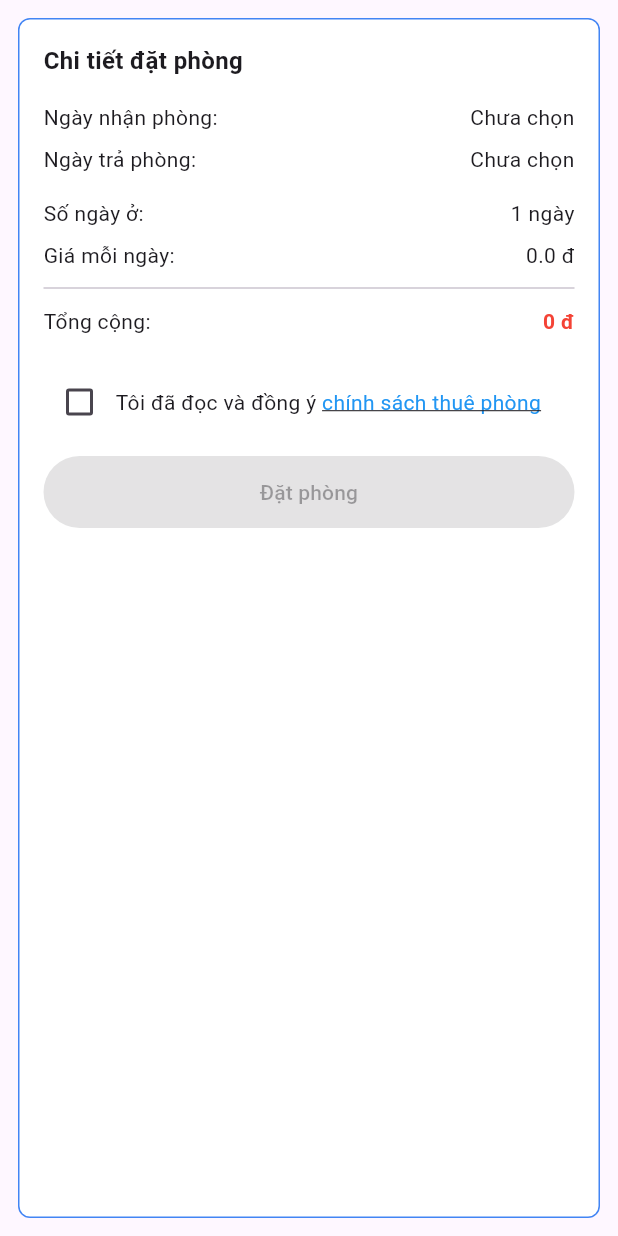
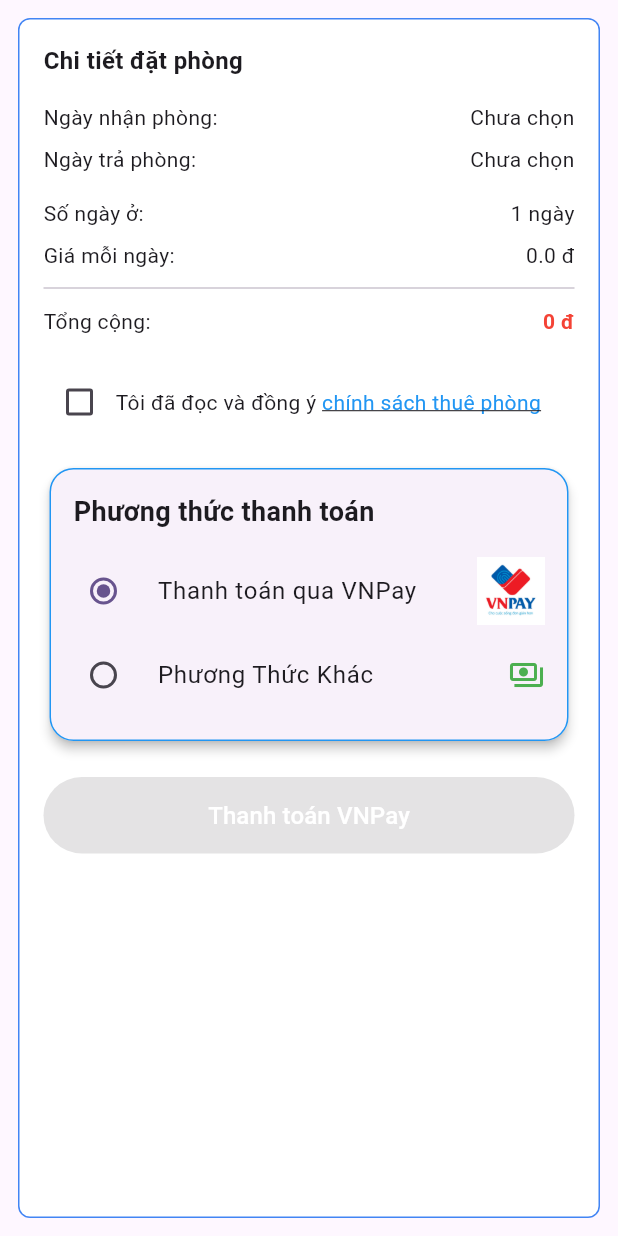
Before and after one commit to nho-moi-so/quan-ly-tim-kiem-phong-tro, a Flutter app: the Total widget shown alone on an empty page, opened directly with empty values, on a phone screen of 412 x 824 dp. Run offline on Flutter 3.47's test engine with Material 3 defaults, Android fonts, the phone set to English and light mode, and no system bars; our stand-ins replace cloud_firestore, cloud_functions, diacritic, firebase_auth, firebase_core, firebase_storage and 2 more; accounts and stored records are empty; network calls fail.

Commit message:
thêm giao diện vnpay

```diff
--- a/quan_ly_tim_kiem_phong_tro_fe/lib/features/guest/screens/view_contract_screens.dart
+++ b/quan_ly_tim_kiem_phong_tro_fe/lib/features/guest/screens/view_contract_screens.dart
@@ -7,6 +7,7 @@
 import 'package:quan_ly_tim_kiem_phong_tro_fe/features/guest/widgets/apartment/apartment_amenities.dart';
 import 'package:quan_ly_tim_kiem_phong_tro_fe/features/guest/widgets/booking_request/booking_card.dart';
 import 'package:quan_ly_tim_kiem_phong_tro_fe/features/guest/widgets/booking_request/total.dart';
+import 'package:quan_ly_tim_kiem_phong_tro_fe/features/guest/widgets/thanhtoan_vnpay.dart';
 import 'package:quan_ly_tim_kiem_phong_tro_fe/model/search_criteria.dart';
 
 class ViewContractScreens extends StatelessWidget {
--- a/quan_ly_tim_kiem_phong_tro_fe/lib/features/guest/widgets/booking_request/total.dart
+++ b/quan_ly_tim_kiem_phong_tro_fe/lib/features/guest/widgets/booking_request/total.dart
@@ -1,8 +1,10 @@
 import 'package:flutter/material.dart';
 import 'package:cloud_firestore/cloud_firestore.dart';
+import 'package:quan_ly_tim_kiem_phong_tro_fe/model/apartment.dart';
 import 'package:quan_ly_tim_kiem_phong_tro_fe/model/search_criteria.dart';
-import 'package:quan_ly_tim_kiem_phong_tro_fe/model/apartment.dart';
 import 'package:quan_ly_tim_kiem_phong_tro_fe/features/guest/screens/booking_success_screen.dart';
+import 'package:quan_ly_tim_kiem_phong_tro_fe/features/guest/widgets/thanhtoan_vnpay.dart';
+import 'package:quan_ly_tim_kiem_phong_tro_fe/service/guest/vnpay_service.dart';
 
 class Total extends StatefulWidget {
   final Apartment apartment;
@@ -26,11 +28,12 @@
 
 class _TotalState extends State<Total> {
   bool _isPolicyAccepted = false;
+  PaymentMethod _selectedPayment = PaymentMethod.vnpay;
 
   void _showPolicyDialog() {
     showDialog(
       context: context,
-      builder: (context) => AlertDialog(
+      builder: (_) => AlertDialog(
         title: const Text("Chính sách thuê phòng"),
         content: const SingleChildScrollView(
           child: Text(
@@ -60,21 +63,63 @@
     );
   }
 
+  Future<void> _handleBooking() async {
+    try {
+      if (_selectedPayment == PaymentMethod.vnpay) {
+        await VNPayService().pay(
+          amount: widget.totalAmount.toInt(),
+          orderInfo:
+              'Thanh toán căn hộ ${widget.apartment.ApartmentID ?? ''}',
+        );
+        return;
+      }
+
+      await FirebaseFirestore.instance.collection('contract').add({
+        'UserID': 'dYSjvUDL2vwRrSgqiDHy',
+        'ApartmentId': widget.apartment.ApartmentID ?? 'unknown',
+        'StartDate': widget.criteria?.checkIn?.toIso8601String(),
+        'EndDate': widget.criteria?.checkOut?.toIso8601String(),
+        'Total': widget.totalAmount,
+        'PaymentMethod': _selectedPayment.name,
+        'Status': 'Pending',
+        'CreatedDate': FieldValue.serverTimestamp(),
+        'UpdateDate': DateTime.now(),
+      });
+
+      if (!mounted) return;
+
+      Navigator.pushReplacement(
+        context,
+        MaterialPageRoute(
+          builder: (_) => const BookingSuccessScreen(),
+        ),
+      );
+    } catch (e) {
+      if (!mounted) return;
+
+      ScaffoldMessenger.of(context).showSnackBar(
+        SnackBar(
+          content: Text('Lỗi khi đặt phòng: $e'),
+        ),
+      );
+    }
+  }
+
   @override
   Widget build(BuildContext context) {
     final width = MediaQuery.of(context).size.width;
     final checkIn = widget.criteria?.checkIn;
     final checkOut = widget.criteria?.checkOut;
 
-    int soNgayO =
-        widget.soNgayO ??
+    int soNgayO = widget.soNgayO ??
         ((checkIn != null && checkOut != null)
             ? checkOut.difference(checkIn).inDays
             : 1);
+
     if (soNgayO <= 0) soNgayO = 1;
 
-    double tongTien =
-        widget.tongTien ?? ((widget.apartment.DailyRate ?? 0) * soNgayO);
+    final tongTien = widget.tongTien ??
+        ((widget.apartment.DailyRate ?? 0) * soNgayO);
 
     return Container(
       width: width,
@@ -90,29 +135,41 @@
         children: [
           const Text(
             "Chi tiết đặt phòng",
-            style: TextStyle(fontSize: 16, fontWeight: FontWeight.bold),
+            style: TextStyle(
+              fontSize: 16,
+              fontWeight: FontWeight.bold,
+            ),
           ),
+
           const SizedBox(height: 12),
 
           _buildRow(
             "Ngày nhận phòng:",
             checkIn != null ? _formatDate(checkIn) : "Chưa chọn",
           ),
+
           _buildRow(
             "Ngày trả phòng:",
             checkOut != null ? _formatDate(checkOut) : "Chưa chọn",
           ),
 
           const SizedBox(height: 8),
+
           _buildRow("Số ngày ở:", "$soNgayO ngày"),
-          _buildRow("Giá mỗi ngày:", "${widget.apartment.DailyRate ?? 0} đ"),
+          _buildRow(
+            "Giá mỗi ngày:",
+            "${widget.apartment.DailyRate ?? 0} đ",
+          ),
+
           const Divider(),
+
           _buildRow(
             "Tổng cộng:",
             "${tongTien.toStringAsFixed(0)} đ",
             isBold: true,
             valueColor: Colors.red,
           ),
+
           const SizedBox(height: 16),
 
           Row(
@@ -126,7 +183,7 @@
                 },
               ),
               Expanded(
-                child: Row(
+                child: Wrap(
                   children: [
                     const Text("Tôi đã đọc và đồng ý "),
                     GestureDetector(
@@ -144,54 +201,43 @@
               ),
             ],
           ),
-          const SizedBox(height: 12),
 
+          const SizedBox(height: 16),
+
+          ThanhtoanVnpay(
+            selectedPayment: _selectedPayment,
+            onChanged: (method) {
+              setState(() {
+                _selectedPayment = method;
+              });
+            },
+          ),
+
+          const SizedBox(height: 20),
 
           SizedBox(
             width: double.infinity,
             child: ElevatedButton(
               onPressed: _isPolicyAccepted
-                  ? () async {
-                      try {
-                        await FirebaseFirestore.instance
-                            .collection('contract')
-                            .add({
-                              'UserID': 'dYSjvUDL2vwRrSgqiDHy',
-                              'ApartmentId':
-                                  widget.apartment.ApartmentID ??
-                                  'unknown',
-                              'StartDate': widget.criteria?.checkIn
-                                  ?.toIso8601String(),
-                              'EndDate': widget.criteria?.checkOut
-                                  ?.toIso8601String(),
-                              'Total': widget.totalAmount,
-                              'Status': 'Approved',
-                              'CreatedDate': FieldValue.serverTimestamp(),
-                              'UpdateDate': DateTime.now(),
-                            });
-                             print('✅ Đặt phòng thành công, dữ liệu đã lưu vào Firestore');
-
-                        // Chuyển sang trang thành công
-                        Navigator.pushReplacement(
-                          context,
-                          MaterialPageRoute(
-                            builder: (context) => const BookingSuccessScreen(),
-                          ),
-                        );
-                      } catch (e) {
-                        ScaffoldMessenger.of(context).showSnackBar(
-                          SnackBar(content: Text('Lỗi khi đặt phòng: $e')),
-                        );
-                      }
-                    }
+                  ? _handleBooking
                   : null,
               style: ElevatedButton.styleFrom(
                 backgroundColor: _isPolicyAccepted
                     ? Colors.blue
                     : Colors.grey.shade400,
-                padding: const EdgeInsets.symmetric(vertical: 14),
+                padding: const EdgeInsets.symmetric(
+                  vertical: 14,
+                ),
               ),
-              child: const Text("Đặt phòng"),
+              child: Text(
+                _selectedPayment == PaymentMethod.vnpay
+                    ? 'Thanh toán VNPay'
+                    : 'Đặt phòng',
+                style: const TextStyle(
+                  color: Colors.white,
+                  fontSize: 16,
+                ),
+              ),
             ),
           ),
         ],
@@ -208,13 +254,16 @@
     return Padding(
       padding: const EdgeInsets.symmetric(vertical: 4),
       child: Row(
-        mainAxisAlignment: MainAxisAlignment.spaceBetween,
+        mainAxisAlignment:
+            MainAxisAlignment.spaceBetween,
         children: [
           Text(label),
           Text(
             value,
             style: TextStyle(
-              fontWeight: isBold ? FontWeight.bold : FontWeight.normal,
+              fontWeight: isBold
+                  ? FontWeight.bold
+                  : FontWeight.normal,
               color: valueColor,
             ),
           ),
@@ -224,6 +273,8 @@
   }
 
   String _formatDate(DateTime date) {
-    return "${date.day.toString().padLeft(2, '0')}/${date.month.toString().padLeft(2, '0')}/${date.year}";
+    return '${date.day.toString().padLeft(2, '0')}/'
+        '${date.month.toString().padLeft(2, '0')}/'
+        '${date.year}';
   }
 }
--- /dev/null
+++ b/quan_ly_tim_kiem_phong_tro_fe/lib/features/guest/widgets/thanhtoan_vnpay.dart
@@ -0,0 +1,81 @@
+import 'package:flutter/material.dart';
+
+enum PaymentMethod {
+  vnpay,
+  cash,
+}
+
+class ThanhtoanVnpay extends StatelessWidget {
+  final PaymentMethod selectedPayment;
+  final ValueChanged<PaymentMethod> onChanged;
+
+  const ThanhtoanVnpay({
+    super.key,
+    required this.selectedPayment,
+    required this.onChanged,
+  });
+
+  @override
+  Widget build(BuildContext context) {
+    return Card(
+      elevation: 3,
+      shape: RoundedRectangleBorder(
+        borderRadius: BorderRadius.circular(16),
+        side: const BorderSide(
+          color: Colors.blue,
+          width: 1,
+        ),
+      ),
+      child: Padding(
+        padding: const EdgeInsets.all(16),
+        child: Column(
+          crossAxisAlignment: CrossAxisAlignment.start,
+          children: [
+            const Text(
+              'Phương thức thanh toán',
+              style: TextStyle(
+                fontSize: 18,
+                fontWeight: FontWeight.bold,
+              ),
+            ),
+
+            const SizedBox(height: 12),
+
+            RadioListTile<PaymentMethod>(
+              contentPadding: EdgeInsets.zero,
+              value: PaymentMethod.vnpay,
+              groupValue: selectedPayment,
+              title: const Text('Thanh toán qua VNPay'),
+              secondary: Image.asset(
+                'assets/images/vnpay.jpg',
+                width: 45,
+                height: 45,
+              ),
+              onChanged: (value) {
+                if (value != null) {
+                  onChanged(value);
+                }
+              },
+            ),
+
+            RadioListTile<PaymentMethod>(
+              contentPadding: EdgeInsets.zero,
+              value: PaymentMethod.cash,
+              groupValue: selectedPayment,
+              title: const Text('Phương Thức Khác'),
+              secondary: const Icon(
+                Icons.payments_outlined,
+                color: Colors.green,
+              ),
+              onChanged: (value) {
+                if (value != null) {
+                  onChanged(value);
+                }
+              },
+            ),
+          ],
+        ),
+      ),
+    );
+  }
+}
--- a/quan_ly_tim_kiem_phong_tro_fe/pubspec.yaml
+++ b/quan_ly_tim_kiem_phong_tro_fe/pubspec.yaml
@@ -46,6 +46,8 @@
   flutter_test:
     sdk: flutter
   image_picker: ^1.0.7
+  cloud_functions: ^5.0.4
+  url_launcher: ^6.3.0
   # The "flutter_lints" package below contains a set of recommended lints to
   # encourage good coding practices. The lint set provided by the package is
   # activated in the `analysis_options.yaml` file located at the root of your
@@ -78,6 +80,7 @@
     - assets/images/tro1-1.png
     - assets/images/tro1-2.png
     - assets/images/tro1-3.png
+    - assets/images/vnpay.jpg
   # To add assets to your application, add an assets section, like this:
   # assets:
   #   - images/a_dot_burr.jpeg
```
Also changed, not shown: quan_ly_tim_kiem_phong_tro_fe/lib/main.dart (+6 -1 lines), quan_ly_tim_kiem_phong_tro_fe/lib/service/guest/vnpay_service.dart (added, +31 -0 lines), quan_ly_tim_kiem_phong_tro_fe/assets/images/vnpay.jpg (added).
